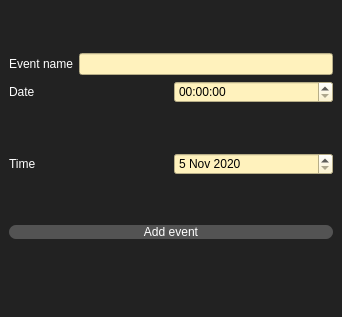
Qt form uis/addevent.ui (dmhd6219/JoJoOrganizer) before a commit.
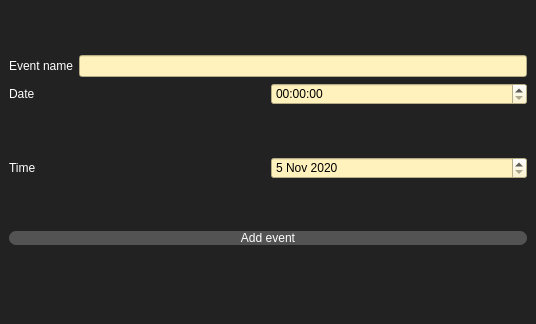
The same form after that commit. Icons and pictures are not drawn.

Diff of the .ui file:
```diff
--- a/uis/addevent.ui
+++ b/uis/addevent.ui
@@ -6,10 +6,16 @@
    <rect>
     <x>0</x>
     <y>0</y>
-    <width>342</width>
-    <height>317</height>
+    <width>536</width>
+    <height>324</height>
    </rect>
   </property>
+  <property name="minimumSize">
+   <size>
+    <width>536</width>
+    <height>324</height>
+   </size>
+  </property>
   <property name="windowTitle">
    <string>MainWindow</string>
   </property>
```
Left out of the diff: 2 changed lines with no effect on the pictures.
